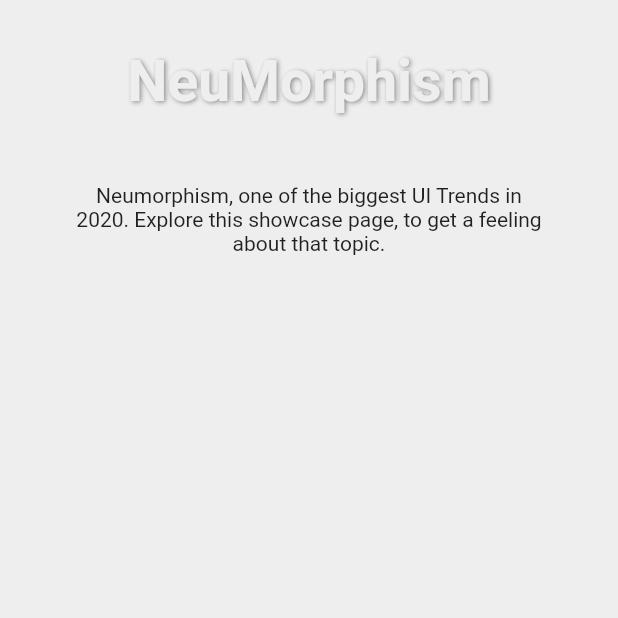
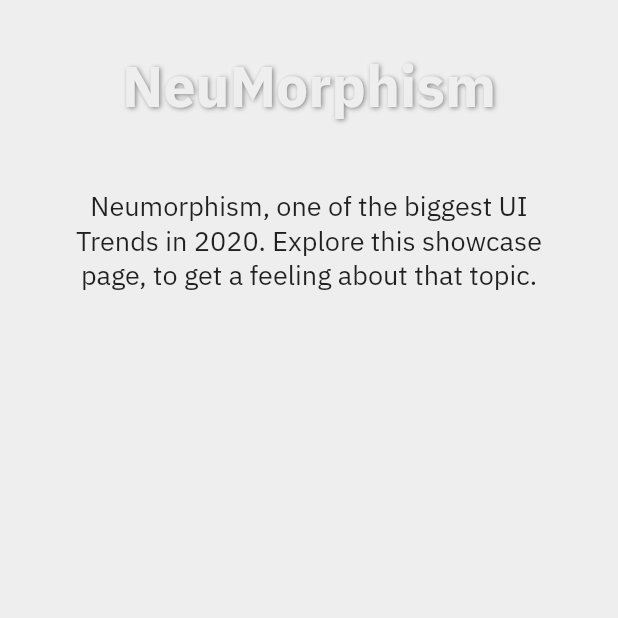
Before and after one commit to mboeddeker/NeuMorphism, a Flutter app: the screen it shows after launch, on a phone screen of 412 x 824 dp, the top half of it. Run offline on Flutter 3.47's test engine with Material 2 defaults, Android fonts, the phone set to English and light mode, and no system bars; our stand-ins replace google_fonts.

Commit message:
Added GFonts Package

```diff
--- a/lib/main.dart
+++ b/lib/main.dart
@@ -1,6 +1,7 @@
 import 'package:appgewaltig/pages/profile_page.dart';
 import 'package:appgewaltig/pages/showcase_page.dart';
 import 'package:flutter/material.dart';
+import 'package:google_fonts/google_fonts.dart';
 
 void main() => runApp(MyApp());
 
@@ -13,6 +14,7 @@ class MyApp extends StatelessWidget {
       debugShowCheckedModeBanner: false,
       theme: ThemeData(
         primarySwatch: Colors.blue,
+        textTheme: GoogleFonts.iBMPlexSansTextTheme(),
       ),
       home: ShowcasePage(),
     );
--- a/lib/pages/showcase_page.dart
+++ b/lib/pages/showcase_page.dart
@@ -55,6 +55,7 @@ class ShowcasePage extends StatelessWidget {
           child: Text(
             'Neumorphism, one of the biggest UI Trends in 2020. Explore this showcase page, to get a feeling about that topic.',
             textAlign: TextAlign.center,
+            style: TextStyle(fontSize: 18),
           ),
         )
       ],
--- a/pubspec.yaml
+++ b/pubspec.yaml
@@ -23,6 +23,7 @@ dependencies:
   # The following adds the Cupertino Icons font to your application.
   # Use with the CupertinoIcons class for iOS style icons.
   cupertino_icons: ^0.1.2
+  google_fonts: ^0.2.0
 
 dev_dependencies:
   flutter_test:
```
Also changed, not shown: pubspec.lock, 3 other files.
